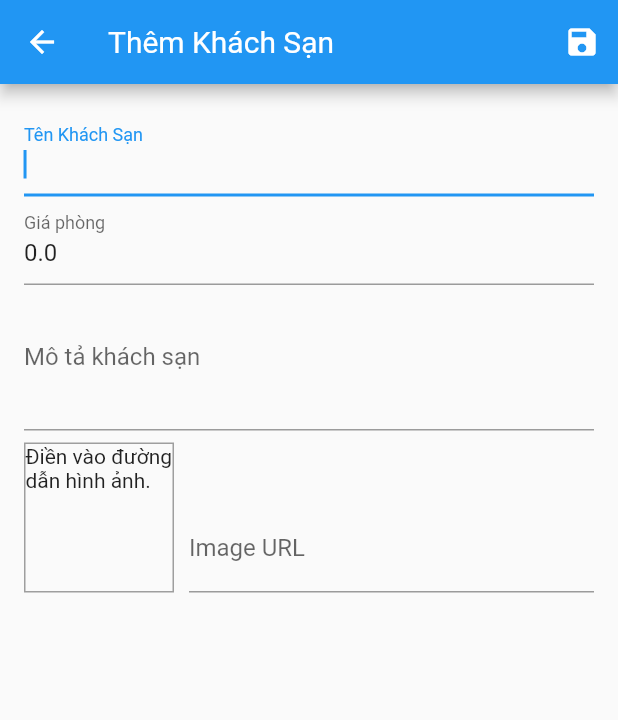
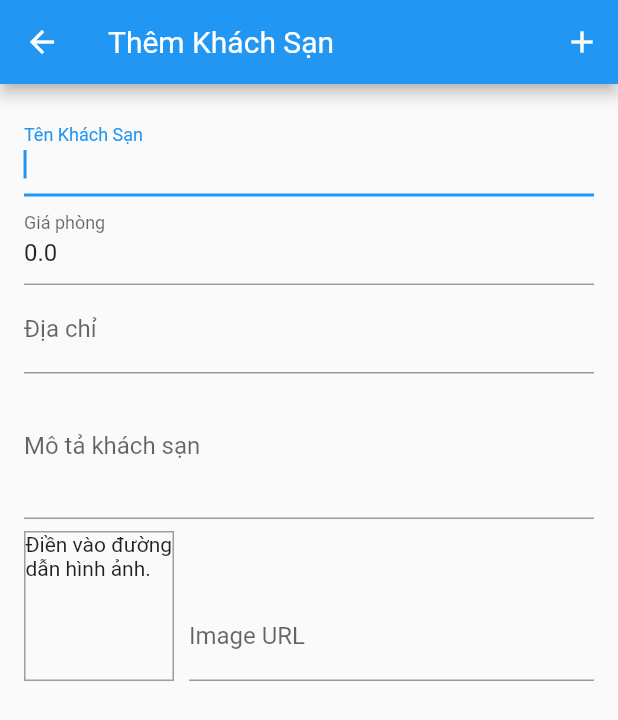
Before and after one commit to Noahvnp/bookinghotel, a Flutter app: the EditProductScreen screen opened by its route, on a phone screen of 412 x 824 dp. Shown: the top 720 px of the screen. Run offline on Flutter 3.47's test engine with Material 2 defaults, Android fonts, the phone set to English and light mode, and no system bars; our stand-ins replace flutter_dotenv, font_awesome_flutter, google_nav_bar, salomon_bottom_bar, shared_preferences; accounts and stored records are empty.

Commit message:
Tao du lieu khach san

```diff
--- a/lib/models/product.dart
+++ b/lib/models/product.dart
@@ -55,6 +55,7 @@ class Product {
     return {
       'title': title,
       'description': description,
+      'location': location,
       'price': price,
       'imageUrl': imageUrl,
     };
--- a/lib/ui/products/edit_product_screen.dart
+++ b/lib/ui/products/edit_product_screen.dart
@@ -107,7 +107,7 @@ class _EditProductScreenState extends State<EditProductScreen> {
         title: const Text('Thêm Khách Sạn'),
         actions: <Widget>[
           IconButton(
-            icon: const Icon(Icons.save),
+            icon: const Icon(Icons.add),
             onPressed: _saveForm,
           ),
         ],
@@ -124,6 +124,7 @@ class _EditProductScreenState extends State<EditProductScreen> {
                   children: <Widget>[
                     buildTitleField(),
                     buildPriceField(),
+                    buildLocationField(),
                     buildDescriptionField(),
                     buildProductPreview(),
                   ],
@@ -147,6 +148,24 @@ class _EditProductScreenState extends State<EditProductScreen> {
       },
       onSaved: (value) {
         _editedProduct = _editedProduct.copyWith(title: value);
+      },
+    );
+  }
+
+  TextFormField buildLocationField() {
+    return TextFormField(
+      initialValue: _editedProduct.title,
+      decoration: const InputDecoration(labelText: 'Địa chỉ'),
+      textInputAction: TextInputAction.next,
+      autofocus: true,
+      validator: (value) {
+        if (value!.isEmpty) {
+          return 'Hãy điền vào địa chỉ.';
+        }
+        return null;
+      },
+      onSaved: (value) {
+        _editedProduct = _editedProduct.copyWith(location: value);
       },
     );
   }
```
Also changed, not shown: lib/ui/products/home_screen.dart (deleted, +0 -28 lines), lib/ui/products/product_detail_screen.dart (+10 -3 lines), lib/ui/products/product_overview_screen.dart (+29 -0 lines).
